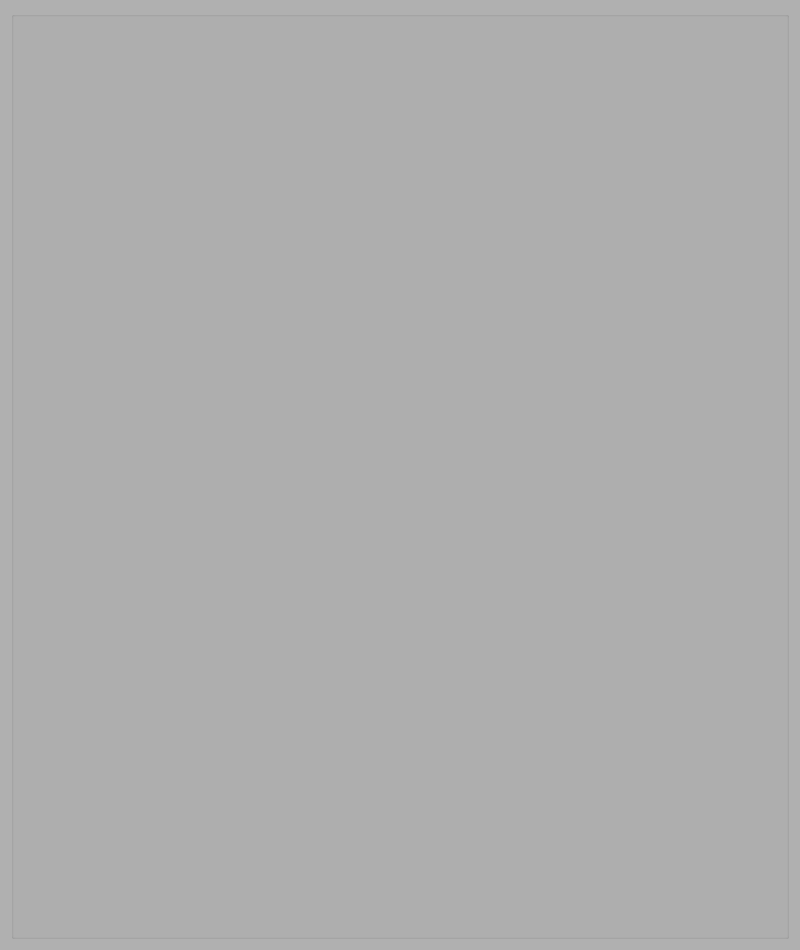
This is LenovoLegion/LenovoLegion-Application/CPUFrequency.ui in bolekjar/LenovoLegion as Qt 5 draws it before an edit. The edited form follows.
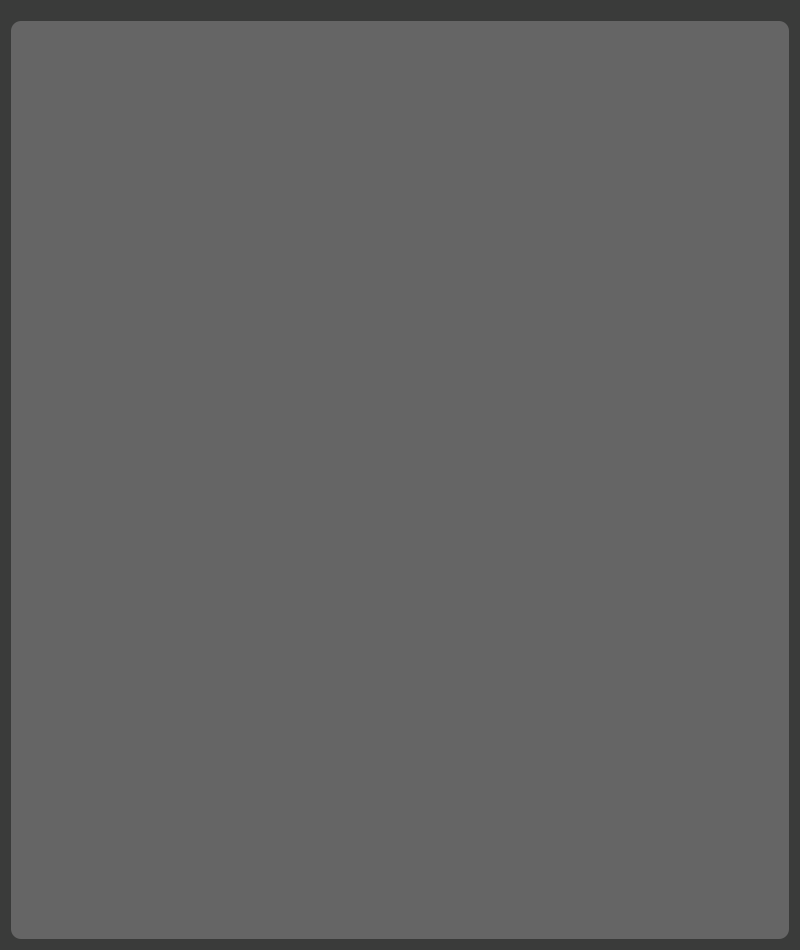
This is the edited form. Icons and pictures are not drawn.

Patch:
```diff
--- a/LenovoLegion/LenovoLegion-Application/CPUFrequency.ui
+++ b/LenovoLegion/LenovoLegion-Application/CPUFrequency.ui
@@ -24,564 +24,48 @@
     <normaloff>:/images/icons/LenovoLegionIco.png</normaloff>:/images/icons/LenovoLegionIco.png</iconset>
   </property>
   <property name="styleSheet">
-   <string notr="true">/*Copyright (c) DevSec Studio. All rights reserved.
-
-MIT License
-
-Permission is hereby granted, free of charge, to any person obtaining a copy
-of this software and associated documentation files (the &quot;Software&quot;), to deal
-in the Software without restriction, including without limitation the rights
-to use, copy, modify, merge, publish, distribute, sublicense, and/or sell
-copies of the Software, and to permit persons to whom the Software is
-furnished to do so, subject to the following conditions:
-
-The above copyright notice and this permission notice shall be included in all
-copies or substantial portions of the Software.
-
-THE SOFTWARE IS PROVIDED *AS IS*, WITHOUT WARRANTY OF ANY KIND, EXPRESS OR
-IMPLIED, INCLUDING BUT NOT LIMITED TO THE WARRANTIES OF MERCHANTABILITY,
-FITNESS FOR A PARTICULAR PURPOSE AND NONINFRINGEMENT. IN NO EVENT SHALL THE
-AUTHORS OR COPYRIGHT HOLDERS BE LIABLE FOR ANY CLAIM, DAMAGES OR OTHER
-LIABILITY, WHETHER IN AN ACTION OF CONTRACT, TORT OR OTHERWISE, ARISING FROM,
-OUT OF OR IN CONNECTION WITH THE SOFTWARE OR THE USE OR OTHER DEALINGS IN THE SOFTWARE.
-*/
-
-/*-----QWidget-----*/
-QWidget
-{
-	background-color: #b0b0b0;
-	color: #ffffff;
-	border-color: #000000;
-
-}
-
-
-/*-----QLabel-----*/
-QLabel
-{
-	background-color: transparent;
-	color: #000000;
-	border-color: #000000;
-
-}
-
-
-/*-----QMenuBar-----*/
-QMenuBar
-{
-	background-color: qlineargradient(spread:pad, x1:1, y1:0, x2:1, y2:1, stop:0 rgba(227, 227, 228, 255),stop:1 rgba(213, 213, 213, 255));
-	color: #000;
-	font-weight: bold;
-
-}
-
-
-QMenuBar::disabled
-{
-	background-color: #404040;
-	color: #656565;
-	border-color: #051a39;
-
-}
-
-
-QMenuBar::item
-{
-    background-color: transparent;
-
-}
-
-
-QMenuBar::item:selected
-{
-    background-color: #bebebe;
-	color: #000;
-
-}
-
-
-QMenuBar::item:pressed
-{
-    background-color: #a0a0a0;
-    border: 0px solid;
-    margin-bottom: -1px;
-    padding-bottom: 1px;
-
-}
-
-
-/*-----QMenu-----*/
-QMenu
-{
-    background-color: qlineargradient(spread:pad, x1:1, y1:0, x2:1, y2:1, stop:0 rgba(207, 208, 216, 255),stop:1 rgba(152, 153, 159, 255));
-    border: 1px solid;
-	border-radius: 3px;
-    color: #000;
-	font-weight: bold;
-
-}
-
-
-QMenu QWidget{
-	background-color: transparent;
-
-}
-
-
-QMenu::separator
-{
-    height: 1px;
-    background-color: #000;
-	margin-left: 15px;
-	margin-right: 15px;
-    color: #ffffff;
-
-}
-
-
-QMenu::item
-{
-    min-width : 150px;
-    padding: 3px 20px 3px 20px;
-
-}
-
-
-QMenu::item:selected
-{
-    background-color: #3da8ff;
-    color: #f0f5f3;
-
-}
-
-
-QMenu::item:disabled
-{
-    color: #262626;
-
+   <string notr="true">#CPUFrequency {
+	background-color: rgb(58, 59, 58);
 }
 
 
 /*-----QToolTip-----*/
-QToolTip
-{
-	background-color: qlineargradient(spread:pad, x1:1, y1:0, x2:1, y2:1, stop:0 rgba(207, 208, 216, 255),stop:1 rgba(152, 153, 159, 255));
-	color: #000;
-	border: 1px solid #4e4e4d;
-	font-weight: bold;
-
+QToolTip {
+            background-color: #656565;
+			background-clip: padding-box;
+            color: rgb(58, 59, 58);
+            border: 1px solid rgb(58, 59, 58);
+            border-radius: 10px;
+            padding: 10px 12px;
+            font-size: 13px;
+            margin: 2px;
 }
 
-
-/*-----QPushButton-----*/
-QPushButton
-{
-	background-color: #b0b0b0;
-	color: #000000;
-	border: 1px solid #888888;
-	border-radius: 14px;
-	padding: 6px;
-
-}
-
-
-QPushButton::hover
-{
-	background-color: #cbccd4;
-	border: 1px solid #888888;
-
-}
-
-
-QPushButton::pressed
-{
-	background-color: #787878;
-
-}
-
-
-QPushButton::checked
-{
-	background-color: #787878;
-
-}
-
-
-/*-----QLineEdit-----*/
-QLineEdit
-{
-	background-color: #e6e6e6;
-	color: #000;
-	font-weight: bold;
-	border-style: solid;
-	border-width: 2px;
-	border-color: #0a84ff;
-	border-radius: 4px;
-	padding: 5px;
-
-}
-
-/*-----QTabBar-----*/
-QTabBar::tab
-{
-	background-color: qlineargradient(spread:repeat, x1:1, y1:0, x2:1, y2:1, stop:0 rgba(227, 227, 227, 255),stop:1 rgba(187, 187, 187, 255));
-	color: #000;
-	border-style: solid;
-	border-width: 1px;
-	border-color: #666;
-	border-bottom: none;
-	padding: 5px;
-	padding-left: 15px;
-	padding-right: 15px;
-  	border-radius: 5px;
-}
-
-
-QTabWidget::pane 
-{
-	background-color: #666;;
-	border: 1px solid #666;
-	top: 1px;
-
-}
-
-
-QTabBar::tab:last
-{
-	margin-right: 0; 
-
-}
-
-
-QTabBar::tab:first:!selected
-{
-	background-color: #666666;
-	margin-left: 0px;
-
-}
-
-
-QTabBar::tab:!selected
-{
-	color: #b1b1b1;
-	border-bottom-style: solid;
-	background-color: #666666;
-
-}
-
-
-QTabBar::tab:selected
-{
-	margin-top: 0px;
-
-}
-
-
-QTabBar::tab:!selected:hover
-{
-	background-color: qlineargradient(spread:repeat, x1:1, y1:0, x2:1, y2:1, stop:0 rgba(127, 127, 127, 255),stop:1 rgba(87, 87, 87, 255));
-	color: #000;
-
-}
-
-/*-----QScrollBar-----*/
-QScrollBar:vertical 
-{
-   border: none;
-   width: 10px;
-
-}
-
-
-QScrollBar:horizontal 
-{
-   border: none;
-   height: 10px;
-
-}
-
-
-QScrollBar::handle:vertical,
-QScrollBar::handle:horizontal
-{
-   border: none;
-   border-radius : 0px;
-   background-color: #7a7a7a;
-   min-height: 80px;
-   width : 12px;
-
-}
-
-
-QScrollBar::handle:vertical:pressed,
-QScrollBar::handle:horizontal:pressed
-{
-   background-color: #5d5f60; 
-
-}
-
-
-QScrollBar::handle:vertical:hover,
-QScrollBar::handle:horizontal:hover
-{
-   background-color: #5d5f60; 
-
-}
-
-
-QScrollBar::add-line:vertical,
-QScrollBar::add-line:horizontal
-{
-   border: none;
-   background: transparent;
-   height: 0px;
-   subcontrol-position: bottom;
-   subcontrol-origin: margin;
-
-}
-
-
-QScrollBar::add-line:vertical:hover,
-QScrollBar::add-line:horizontal:hover
-{
-   background-color: transparent;
-
-}
-
-
-QScrollBar::add-line:vertical:pressed, 
-QScrollBar::add-line:horizontal:pressed
-{
-   background-color: #3f3f3f;
-
-}
-
-
-QScrollBar::sub-line:vertical,
-QScrollBar::sub-line:horizontal
-{
-   border: none;
-   background: transparent;
-   height: 0px;
-
-}
-
-
-QScrollBar::sub-line:vertical:hover,
-QScrollBar::sub-line:horizontal:hover
-{
-   background-color: transparent;
-
-}
-
-
-QScrollBar::sub-line:vertical:pressed,
-QScrollBar::sub-line:horizontal:pressed
-{
-   background-color: #3f3f3f;
-
-}
-
-
-QScrollBar::up-arrow:vertical,
-QScrollBar::up-arrow:horizontal
-{
-   width: 0px;
-   height: 0px;
-   background: transparent;
-
-}
-
-
-QScrollBar::down-arrow:vertical, 
-QScrollBar::down-arrow:horizontal
-{
-   width: 0px;
-   height: 0px;
-   background: transparent;
-
-}
-
-
-QScrollBar::add-page:vertical, QScrollBar::sub-page:vertical,
-QScrollBar::add-page:horizontal, QScrollBar::sub-page:horizontal
-{
-   background-color: white;
-	
-}
-
-/*-----QSlider-----*/
-
-QSlider:horizontal {
-    min-height: 28px;
-}
-
-QSlider::groove:horizontal 
-{
-	background-color: transparent;
-	height: 4px;
-}
-
-
-QSlider::sub-page:horizontal 
-{
-	background-color: gray;
-}
-
-
-QSlider::add-page:horizontal 
-{
-	background-color: #363535;
-}
-
-
-QSlider::handle:horizontal 
-{
-	width: 25px;
-    margin-top: -10px;
-    margin-bottom: -10px;
+/*-----QGroupBox-----*/
+QGroupBox {
+    border: 1px solid gray;
+    border-color: #b0b0b0;
+    margin-top: 10px;
+    font-size: 12px;
     border-radius: 10px;
-	background: qradialgradient(spread:reflect, cx:0.5, cy:0.5, radius:0.5, fx:0.5, fy:0.5, stop:0.6 rgba(210, 210, 210, 255), stop:0.7 rgba(210, 210, 210, 100));
+	background-color: #656565;
 }
 
-
-QSlider::handle:horizontal:hover 
-{
-	 background: qradialgradient(spread:reflect, cx:0.5, cy:0.5, radius:0.5, fx:0.5, fy:0.5, stop:0.6 rgba(255, 255, 255, 255), stop:0.7 rgba(255, 255, 255, 100));
+QGroupBox::title {
+    subcontrol-position: top left;
+    border-top-left-radius: 10px;
+    border-top-right-radius: 10px;
+    padding: 2px 2px;
+    background-color: #b0b0b0;
+    color: rgb(255, 255, 255);
 }
 
-
-QSlider::sub-page:horizontal:disabled 
-{
-	background-color: gray;
-	border-color: gray;
-}
-
-
-QSlider::add-page:horizontal:disabled 
-{
-	background-color: #363535;
-	border-color: #363535;
-}
-
-
-QSlider::handle:horizontal:disabled 
-{
-	background-color: gray;
-	border: 1px solid gray;
-}
-
-QSlider:vertical {
-    min-width: 28px;
-}
-
-QSlider::groove:vertical {
-    width: 4px;
-    background-color: transparent;
-}
-
-QSlider::handle:vertical {
-    height: 25px;
-    margin-left: -10px;
-    margin-right: -10px;
+QWidget {
+	background-color: #656565;
     border-radius: 10px;
-    background: qradialgradient(spread:reflect, cx:0.5, cy:0.5, radius:0.5, fx:0.5, fy:0.5, stop:0.6 rgba(210, 210, 210, 255), stop:0.7 rgba(210, 210, 210, 100));
+    border: 0px;
 }
-
-QSlider::handle:vertical:hover {
-    background: qradialgradient(spread:reflect, cx:0.5, cy:0.5, radius:0.5, fx:0.5, fy:0.5, stop:0.6 rgba(255, 255, 255, 255), stop:0.7 rgba(255, 255, 255, 100));
-}
-
-QSlider::sub-page:vertical 
-{
-	background-color: #363535;
-	margin: 4px;
-}
-
-
-QSlider::add-page:vertical 
-{
-	background-color: transparent;
-	background-color: gray;
-}
-
-
-/*-----QStatusBar-----*/
-QStatusBar
-{
-	background-color: qlineargradient(spread:pad, x1:1, y1:0, x2:1, y2:1, stop:0 rgba(123, 123, 123, 255),stop:0.509615 rgba(116, 116, 116, 255));
-	color: #000;
-	border-color: #000000;
-
-}
-
-/*-----QComboBox-----*/
-QComboBox
-{
-    background-color: qlineargradient(spread:repeat, x1:1, y1:0, x2:1, y2:1, stop:0 rgba(84, 84, 84, 255),stop:1 rgba(59, 59, 59, 255));
-    border: 1px solid #000;
-    padding-left: 6px;
-    color: #ffffff;
-    height: 20px;
-
-}
-
-
-QComboBox::disabled
-{
-	background-color: #404040;
-	color: #656565;
-	border-color: #051a39;
-
-}
-
-
-QComboBox:on
-{
-    background-color: gray;
-	color: #000;
-
-}
-
-
-QComboBox QAbstractItemView
-{
-    background-color: #383838;
-    color: #ffffff;
-    border: 1px solid black;
-    selection-background-color: #b78620;
-    outline: 0;
-
-}
-
-
-QComboBox::drop-down
-{
-	background-color: qlineargradient(spread:repeat, x1:1, y1:0, x2:1, y2:1, stop:0 rgba(57, 57, 57, 255),stop:1 rgba(50, 50, 50, 255));
-    subcontrol-origin: padding;
-    subcontrol-position: top right;
-    width: 15px;
-    border-left-width: 1px;
-    border-left-color: black;
-    border-left-style: solid; 
-
-}
-
-
-QComboBox::down-arrow
-{
-    image: url(://arrow-down.png);
-    width: 8px;
-    height: 8px;
-}
-
-QLCDNumber{
-  background-color: gray;
-  border: 2px solid rgb(113, 113, 113);
-  border-width: 2px;
-  border-radius: 10px;
-  color: rgb(0, 0, 0);
-}</string>
+</string>
   </property>
   <layout class="QVBoxLayout" name="verticalLayout_2">
    <item>
@@ -590,6 +74,9 @@
       <string/>
      </property>
      <layout class="QVBoxLayout" name="verticalLayout">
+      <property name="topMargin">
+       <number>30</number>
+      </property>
       <item>
        <layout class="QGridLayout" name="gridLayout"/>
       </item>
```
Left out of the diff: 2 changed lines with no effect on the pictures.
